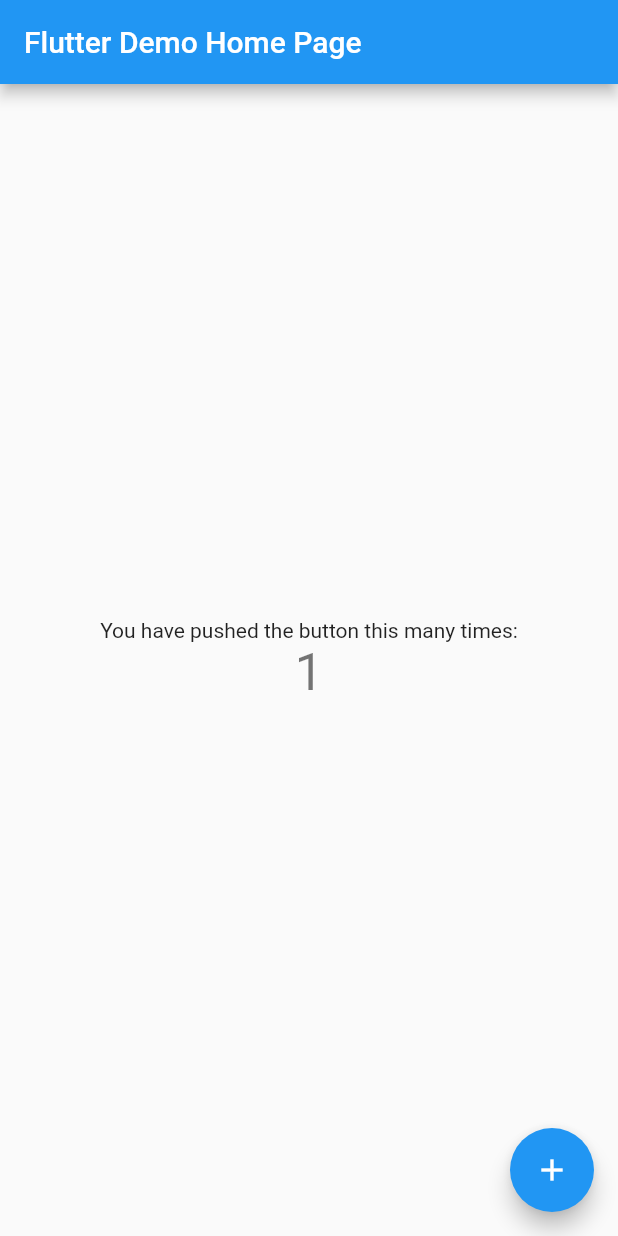
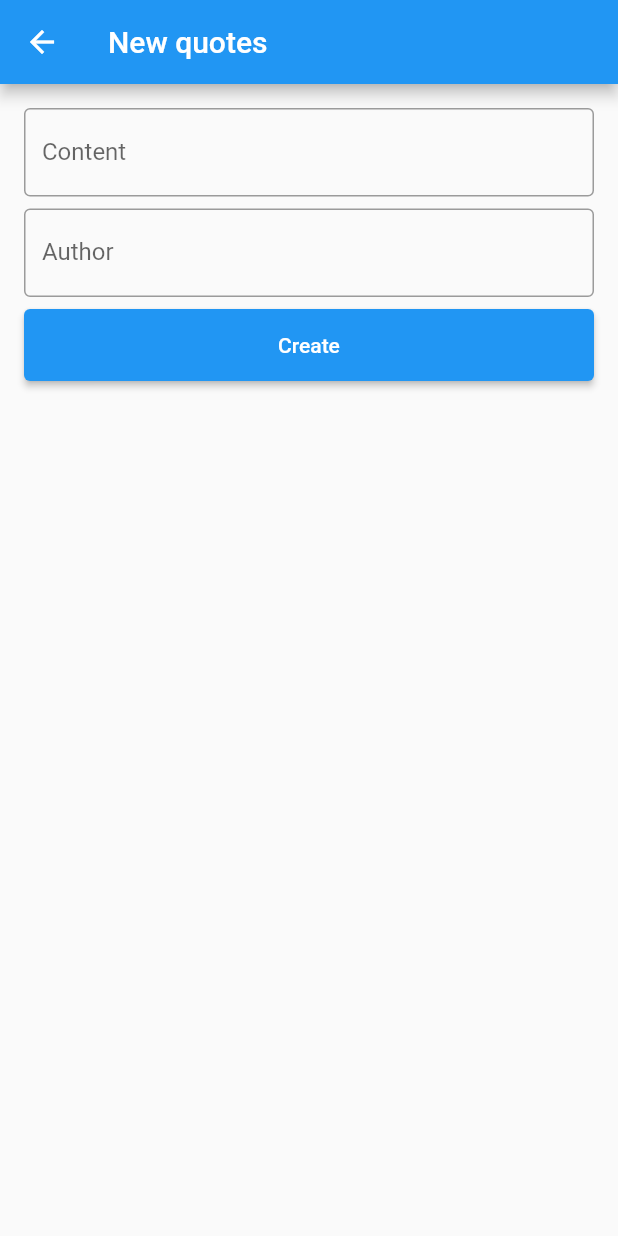
Before and after one commit to longnguyenit1989/My_To_Do_App_Flutter, a Flutter app: the screen it shows after launch, after a tap on the "add" icon, on a phone screen of 412 x 824 dp. Run offline on Flutter 3.47's test engine with Material 2 defaults, Android fonts, the phone set to English and light mode, and no system bars; our stand-ins replace sqflite; accounts and stored records are empty.

Commit message:
Add sqflite CRUD, BLoC pattern

```diff
--- /dev/null
+++ b/lib/bloc/base_bloc.dart
@@ -0,0 +1,3 @@
+abstract class BaseBloc {
+  void dispose();
+}
--- /dev/null
+++ b/lib/bloc/new_quote_bloc.dart
@@ -0,0 +1,28 @@
+import 'dart:async';
+
+import 'package:flutter/material.dart';
+
+import 'base_bloc.dart';
+
+class NewQuoteBloc implements BaseBloc {
+  final contentController = TextEditingController();
+  final authorController = TextEditingController();
+
+  final contentValidationController = StreamController<String>();
+
+  Future<void> newQuote() async {
+    String content = contentController.text;
+    if (content.isEmpty) {
+      contentValidationController.sink.add("empty");
+      return;
+    }
+    contentValidationController.sink.add("valid");
+  }
+
+  @override
+  void dispose() {
+    contentController.dispose();
+    authorController.dispose();
+    contentValidationController.close();
+  }
+}
--- /dev/null
+++ b/lib/bloc/quote_bloc.dart
@@ -0,0 +1,63 @@
+import 'dart:async';
+
+import '../model/quote.dart';
+import '../repository/quote_local_repository.dart';
+import 'base_bloc.dart';
+
+class QuoteBloc implements BaseBloc {
+  final _quoteLocalRepository = QuoteLocalRepository();
+
+  final List<Quote> quotes = [];
+  final quotesController = StreamController<List<Quote>>();
+  final navigationController = StreamController<String>.broadcast();
+
+  fetchAllQuotes() async {
+    List<Quote> quotes = await _quoteLocalRepository.fetchAllQuotes();
+    this.quotes.addAll(quotes);
+    print("quotes = ${quotes.length}");
+    quotesController.sink.add(quotes);
+  }
+
+  insertQuote(Quote quote) async {
+    int resultId = await _quoteLocalRepository.insertQuote(quote);
+    print("resultId = $resultId");
+    if (resultId > 0) {
+      quote.id = resultId;
+      quotes.add(quote);
+      quotesController.sink.add(quotes);
+      navigationController.sink.add("add");
+    } else {
+      // todo: show error
+    }
+  }
+
+  updateQuote(int index, Quote quote) async {
+    int resultId = await _quoteLocalRepository.updateQuote(quote);
+    print("resultId = $resultId");
+    if (resultId > 0) {
+      quotes[index] = quote;
+      quotesController.sink.add(quotes);
+      navigationController.sink.add("update");
+    } else {
+      // todo: show error
+    }
+  }
+
+  deleteQuote(int index, int quoteId) async {
+    int resultId = await _quoteLocalRepository.deleteQuote(quoteId);
+    print("resultId = $resultId");
+    if (resultId > 0) {
+      quotes.removeAt(index);
+      quotesController.sink.add(quotes);
+      navigationController.sink.add("delete");
+    } else {
+      // todo: show error
+    }
+  }
+
+  @override
+  void dispose() {
+    quotesController.close();
+    navigationController.close();
+  }
+}
--- a/lib/main.dart
+++ b/lib/main.dart
@@ -1,115 +1,23 @@
 import 'package:flutter/material.dart';
 
-void main() {
+import 'ui/home.dart';
+
+Future<void> main() async {
+  WidgetsFlutterBinding.ensureInitialized();
   runApp(const MyApp());
 }
 
 class MyApp extends StatelessWidget {
   const MyApp({super.key});
 
-  // This widget is the root of your application.
   @override
   Widget build(BuildContext context) {
     return MaterialApp(
-      title: 'Flutter Demo',
+      title: 'Quotes',
       theme: ThemeData(
-        // This is the theme of your application.
-        //
-        // Try running your application with "flutter run". You'll see the
-        // application has a blue toolbar. Then, without quitting the app, try
-        // changing the primarySwatch below to Colors.green and then invoke
-        // "hot reload" (press "r" in the console where you ran "flutter run",
-        // or simply save your changes to "hot reload" in a Flutter IDE).
-        // Notice that the counter didn't reset back to zero; the application
-        // is not restarted.
         primarySwatch: Colors.blue,
       ),
-      home: const MyHomePage(title: 'Flutter Demo Home Page'),
+      home: const Home(),
     );
   }
 }
-
-class MyHomePage extends StatefulWidget {
-  const MyHomePage({super.key, required this.title});
-
-  // This widget is the home page of your application. It is stateful, meaning
-  // that it has a State object (defined below) that contains fields that affect
-  // how it looks.
-
-  // This class is the configuration for the state. It holds the values (in this
-  // case the title) provided by the parent (in this case the App widget) and
-  // used by the build method of the State. Fields in a Widget subclass are
-  // always marked "final".
-
-  final String title;
-
-  @override
-  State<MyHomePage> createState() => _MyHomePageState();
-}
-
-class _MyHomePageState extends State<MyHomePage> {
-  int _counter = 0;
-
-  void _incrementCounter() {
-    setState(() {
-      // This call to setState tells the Flutter framework that something has
-      // changed in this State, which causes it to rerun the build method below
-      // so that the display can reflect the updated values. If we changed
-      // _counter without calling setState(), then the build method would not be
-      // called again, and so nothing would appear to happen.
-      _counter++;
-    });
-  }
-
-  @override
-  Widget build(BuildContext context) {
-    // This method is rerun every time setState is called, for instance as done
-    // by the _incrementCounter method above.
-    //
-    // The Flutter framework has been optimized to make rerunning build methods
-    // fast, so that you can just rebuild anything that needs updating rather
-    // than having to individually change instances of widgets.
-    return Scaffold(
-      appBar: AppBar(
-        // Here we take the value from the MyHomePage object that was created by
-        // the App.build method, and use it to set our appbar title.
-        title: Text(widget.title),
-      ),
-      body: Center(
-        // Center is a layout widget. It takes a single child and positions it
-        // in the middle of the parent.
-        child: Column(
-          // Column is also a layout widget. It takes a list of children and
-          // arranges them vertically. By default, it sizes itself to fit its
-          // children horizontally, and tries to be as tall as its parent.
-          //
-          // Invoke "debug painting" (press "p" in the console, choose the
-          // "Toggle Debug Paint" action from the Flutter Inspector in Android
-          // Studio, or the "Toggle Debug Paint" command in Visual Studio Code)
-          // to see the wireframe for each widget.
-          //
-          // Column has various properties to control how it sizes itself and
-          // how it positions its children. Here we use mainAxisAlignment to
-          // center the children vertically; the main axis here is the vertical
-          // axis because Columns are vertical (the cross axis would be
-          // horizontal).
-          mainAxisAlignment: MainAxisAlignment.center,
-          children: <Widget>[
-            const Text(
-              'You have pushed the button this many times:',
-            ),
-            Text(
-              '$_counter',
-              style: Theme.of(context).textTheme.headlineMedium,
-            ),
-          ],
-        ),
-      ),
-      floatingActionButton: FloatingActionButton(
-        onPressed: _incrementCounter,
-        tooltip: 'Increment',
-        child: const Icon(Icons.add),
-      ), // This trailing comma makes auto-formatting nicer for build methods.
-    );
-  }
-}
--- /dev/null
+++ b/lib/model/quote.dart
@@ -0,0 +1,24 @@
+import '../provider/db_provider.dart';
+
+class Quote {
+  int id = 0;
+  String content = "";
+  String? author;
+
+  Quote(this.id, this.content, this.author);
+
+  Quote.withoutId(this.content, String this.author);
+
+  Map<String, dynamic> toMap() {
+    return {
+      // 'id': id,
+      DbProvider.columnContent: content,
+      DbProvider.columnAuthor: author,
+    };
+  }
+
+  @override
+  String toString() {
+    return 'Quote{id: $id, content: $content, author: $author}';
+  }
+}
--- /dev/null
+++ b/lib/provider/db_provider.dart
@@ -0,0 +1,36 @@
+import 'package:path/path.dart';
+import 'package:sqflite/sqflite.dart';
+
+class DbProvider {
+  static const _databaseName = "quotes_database.db";
+  static const _databaseVersion = 1;
+
+  static const tableQuote = 'quotes';
+
+  static const columnId = '_id';
+  static const columnContent = 'content';
+  static const columnAuthor = 'author';
+
+  static final DbProvider dbProvider = DbProvider();
+
+  Database? _db;
+
+  Future<Database> get database async {
+    if (_db != null) return _db!;
+    _db = await init();
+    return _db!;
+  }
+
+  init() async {
+    final dbDir = await getDatabasesPath();
+    final path = join(dbDir, _databaseName);
+    var db = await openDatabase(path,
+        version: _databaseVersion, onCreate: _onCreate);
+    return db;
+  }
+
+  Future _onCreate(Database db, int version) async {
+    await db.execute(
+        "CREATE TABLE $tableQuote($columnId INTEGER PRIMARY KEY AUTOINCREMENT, $columnContent TEXT, $columnAuthor TEXT)");
+  }
+}
--- /dev/null
+++ b/lib/provider/quote_dao.dart
@@ -0,0 +1,36 @@
+import '../model/quote.dart';
+import 'db_provider.dart';
+
+class QuoteDao {
+  final quoteProvider = DbProvider.dbProvider;
+
+  Future<List<Quote>> queryAllRows() async {
+    final quoteDb = await quoteProvider.database;
+    final List<Map<String, dynamic>> quotes =
+        await quoteDb.query(DbProvider.tableQuote);
+    return List.generate(quotes.length, (i) {
+      return Quote(
+        quotes[i][DbProvider.columnId],
+        quotes[i][DbProvider.columnContent],
+        quotes[i][DbProvider.columnAuthor],
+      );
+    });
+  }
+
+  Future<int> insertQuote(Map<String, dynamic> values) async {
+    final quoteDb = await quoteProvider.database;
+    return await quoteDb.insert(DbProvider.tableQuote, values);
+  }
+
+  Future<int> updateQuote(int id, Map<String, dynamic> values) async {
+    final quoteDb = await quoteProvider.database;
+    return await quoteDb.update(DbProvider.tableQuote, values,
+        where: '${DbProvider.columnId} = ?', whereArgs: [id]);
+  }
+
+  Future<int> deleteQuote(int id) async {
+    final quoteDb = await quoteProvider.database;
+    return await quoteDb.delete(DbProvider.tableQuote,
+        where: '${DbProvider.columnId} = ?', whereArgs: [id]);
+  }
+}
--- /dev/null
+++ b/lib/repository/quote_local_repository.dart
@@ -0,0 +1,15 @@
+import '../model/quote.dart';
+import '../provider/quote_dao.dart';
+
+class QuoteLocalRepository {
+  final quoteDao = QuoteDao();
+
+  Future<List<Quote>> fetchAllQuotes() => quoteDao.queryAllRows();
+
+  Future<int> insertQuote(Quote quote) => quoteDao.insertQuote(quote.toMap());
+
+  Future<int> updateQuote(Quote quote) =>
+      quoteDao.updateQuote(quote.id, quote.toMap());
+
+  Future<int> deleteQuote(int quoteId) => quoteDao.deleteQuote(quoteId);
+}
--- /dev/null
+++ b/lib/ui/home.dart
@@ -0,0 +1,46 @@
+import 'package:flutter/material.dart';
+import 'package:to_do_app_flutter/ui/quotes_list.dart';
+
+import '../bloc/quote_bloc.dart';
+import 'new_quote.dart';
+
+class Home extends StatefulWidget {
+  const Home({super.key});
+
+  @override
+  State<StatefulWidget> createState() => _HomeState();
+}
+
+class _HomeState extends State<Home> {
+  final quoteBloc = QuoteBloc();
+
+  @override
+  void initState() {
+    super.initState();
+    quoteBloc.fetchAllQuotes();
+  }
+
+  @override
+  Widget build(BuildContext context) {
+    return Scaffold(
+        appBar: AppBar(
+          title: const Text("Quotes"),
+        ),
+        body: QuotesList(quoteBloc: quoteBloc),
+        floatingActionButton: FloatingActionButton(
+          onPressed: () {
+            Navigator.push(
+                context,
+                MaterialPageRoute(
+                    builder: (context) => NewQuote(quoteBloc: quoteBloc)));
+          },
+          child: const Icon(Icons.add),
+        ));
+  }
+
+  @override
+  void dispose() {
+    super.dispose();
+    quoteBloc.dispose();
+  }
+}
--- /dev/null
+++ b/lib/ui/new_quote.dart
@@ -0,0 +1,96 @@
+import 'package:flutter/material.dart';
+
+import '../bloc/new_quote_bloc.dart';
+import '../bloc/quote_bloc.dart';
+import '../model/quote.dart';
+
+class NewQuote extends StatefulWidget {
+  final QuoteBloc quoteBloc;
+
+  const NewQuote({super.key, required this.quoteBloc});
+
+  @override
+  State<NewQuote> createState() => _NewQuoteState();
+}
+
+class _NewQuoteState extends State<NewQuote> {
+  final NewQuoteBloc newQuoteBloc = NewQuoteBloc();
+
+  @override
+  void initState() {
+    super.initState();
+    newQuoteBloc.contentValidationController.stream.listen((event) {
+      if (event == 'empty') {
+        AlertDialog alert = AlertDialog(
+          content: const Text("Please enter content"),
+          actions: [
+            TextButton(
+                onPressed: () {
+                  Navigator.pop(context);
+                },
+                child: const Text("OK"))
+          ],
+        );
+        showDialog(context: context, builder: (context) => alert);
+      } else {
+        Quote quote = Quote.withoutId(newQuoteBloc.contentController.text,
+            newQuoteBloc.authorController.text);
+        widget.quoteBloc.insertQuote(quote);
+      }
+    });
+
+    widget.quoteBloc.navigationController.stream
+        .asBroadcastStream()
+        .listen((event) {
+      if (event == "add") {
+        if (mounted) {
+          Navigator.pop(context);
+        }
+      }
+    });
+  }
+
+  @override
+  Widget build(BuildContext context) {
+    return Scaffold(
+        appBar: AppBar(
+          title: const Text("New quotes"),
+        ),
+        body: Padding(
+          padding: const EdgeInsets.all(16.0),
+          child: Column(
+            children: [
+              TextField(
+                decoration: const InputDecoration(
+                    border: OutlineInputBorder(),
+                    labelText: "Content",
+                    hintText: "Content"),
+                textInputAction: TextInputAction.next,
+                controller: newQuoteBloc.contentController,
+              ),
+              const SizedBox(height: 8),
+              TextField(
+                decoration: const InputDecoration(
+                    border: OutlineInputBorder(),
+                    labelText: "Author",
+                    hintText: "Author"),
+                controller: newQuoteBloc.authorController,
+              ),
+              const SizedBox(height: 8),
+              ElevatedButton(
+                style: ElevatedButton.styleFrom(
+                    minimumSize: const Size.fromHeight(48)),
+                onPressed: () => newQuoteBloc.newQuote(),
+                child: const Text("Create"),
+              )
+            ],
+          ),
+        ));
+  }
+
+  @override
+  void dispose() {
+    super.dispose();
+    newQuoteBloc.dispose();
+  }
+}
--- /dev/null
+++ b/lib/ui/quotes_list.dart
@@ -0,0 +1,110 @@
+import 'package:flutter/material.dart';
+import 'package:to_do_app_flutter/ui/quote_detail.dart';
+
+import '../bloc/quote_bloc.dart';
+import '../model/quote.dart';
+
+class QuotesList extends StatelessWidget {
+  final QuoteBloc quoteBloc;
+
+  const QuotesList({super.key, required this.quoteBloc});
+
+  @override
+  Widget build(BuildContext context) {
+    quoteBloc.navigationController.stream.asBroadcastStream().listen((event) {
+      if (event == "update") {
+        Navigator.pop(context);
+      } else if (event == "delete") {
+        Navigator.pop(context);
+        Navigator.pop(context);
+      }
+    });
+
+    return StreamBuilder(
+        stream: quoteBloc.quotesController.stream,
+        builder: (context, snapshot) {
+          if (snapshot.hasData) {
+            List<Quote> quotes = snapshot.data ?? [];
+            return ListView.separated(
+              itemCount: quotes.length,
+              separatorBuilder: (context, index) => const Divider(),
+              itemBuilder: (context, index) {
+                return ListTile(
+                  title: Text(quotes[index].content),
+                  subtitle: Text(quotes[index].author ?? ""),
+                  onTap: () {
+                    Quote quoteClick = quotes[index];
+                    QuoteDetail quoteDetail = QuoteDetail(
+                        quoteBloc: quoteBloc, index: index, quote: quoteClick);
+                    MaterialPageRoute route =
+                        MaterialPageRoute(builder: (context) => quoteDetail);
+                    Navigator.push(context, route);
+                  },
+                );
+              },
+            );
+          } else {
+            return const Center(child: Text("Hello world!"));
+          }
+        });
+  }
+}
+
+// class QuotesList extends StatefulWidget {
+//   final QuoteBloc quoteBloc;
+
+//   const QuotesList({super.key, required this.quoteBloc});
+
+//   @override
+//   State<QuotesList> createState() => _QuotesListState();
+// }
+
+// class _QuotesListState extends State<QuotesList> {
+//   @override
+//   void initState() {
+//     super.initState();
+//     widget.quoteBloc.navigationController.stream
+//         .asBroadcastStream()
+//         .listen((event) {
+//       if (event == "update") {
+//         Navigator.pop(context);
+//       } else if (event == "delete") {
+//         Navigator.pop(context);
+//         Navigator.pop(context);
+//       }
+//     });
+//   }
+
+//   @override
+//   Widget build(BuildContext context) {
+//     return StreamBuilder(
+//         stream: widget.quoteBloc.quotesController.stream,
+//         builder: (context, snapshot) {
+//           if (snapshot.hasData) {
+//             List<Quote> quotes = snapshot.data ?? [];
+//             return ListView.separated(
+//               itemCount: quotes.length,
+//               separatorBuilder: (context, index) => const Divider(),
+//               itemBuilder: (context, index) {
+//                 return ListTile(
+//                   title: Text(quotes[index].content),
+//                   subtitle: Text(quotes[index].author ?? ""),
+//                   onTap: () {
+//                     Quote quoteClick = quotes[index];
+//                     QuoteDetail quoteDetail = QuoteDetail(
+//                         quoteBloc: widget.quoteBloc,
+//                         index: index,
+//                         quote: quoteClick);
+//                     MaterialPageRoute route =
+//                         MaterialPageRoute(builder: (context) => quoteDetail);
+//                     Navigator.push(context, route);
+//                   },
+//                 );
+//               },
+//             );
+//           } else {
+//             return const Center(child: Text("Hello world!"));
+//           }
+//         });
+//   }
+// }
--- a/pubspec.yaml
+++ b/pubspec.yaml
@@ -30,6 +30,9 @@ environment:
 dependencies:
   flutter:
     sdk: flutter
+
+  sqflite: ^2.2.6
+  path: ^1.8.2
 
 
   # The following adds the Cupertino Icons font to your application.
```
Also changed, not shown: lib/bloc/quote_detail_bloc.dart (added, +28 -0 lines), lib/ui/quote_detail.dart (added, +119 -0 lines), pubspec.lock, 10 other files.
